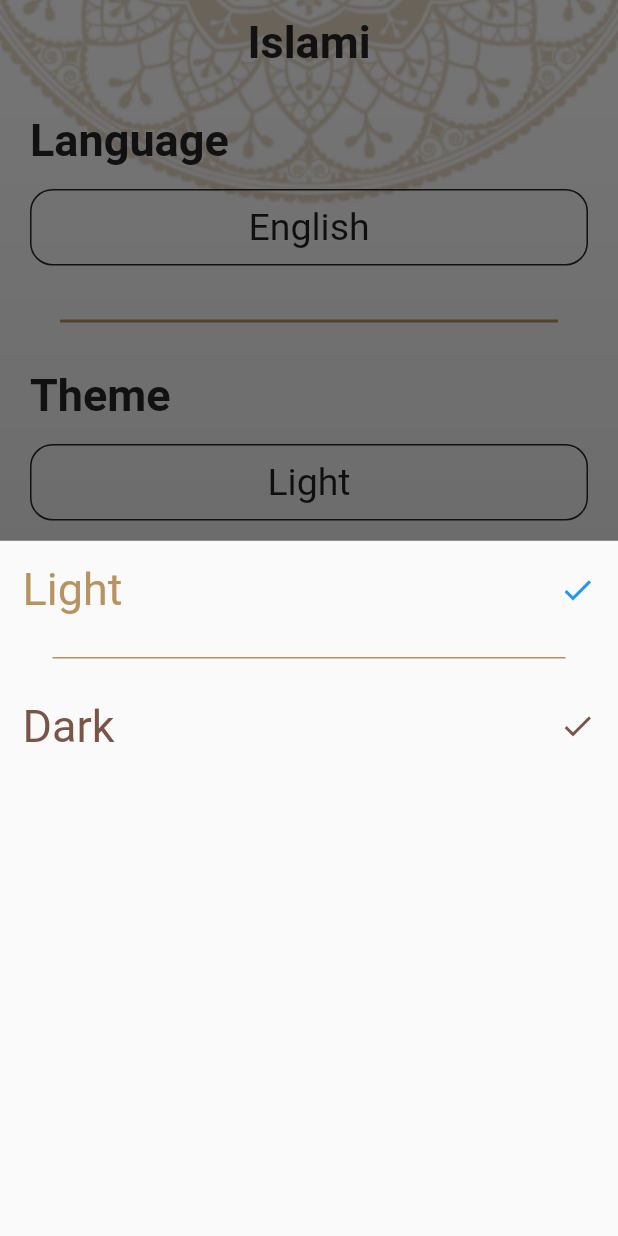
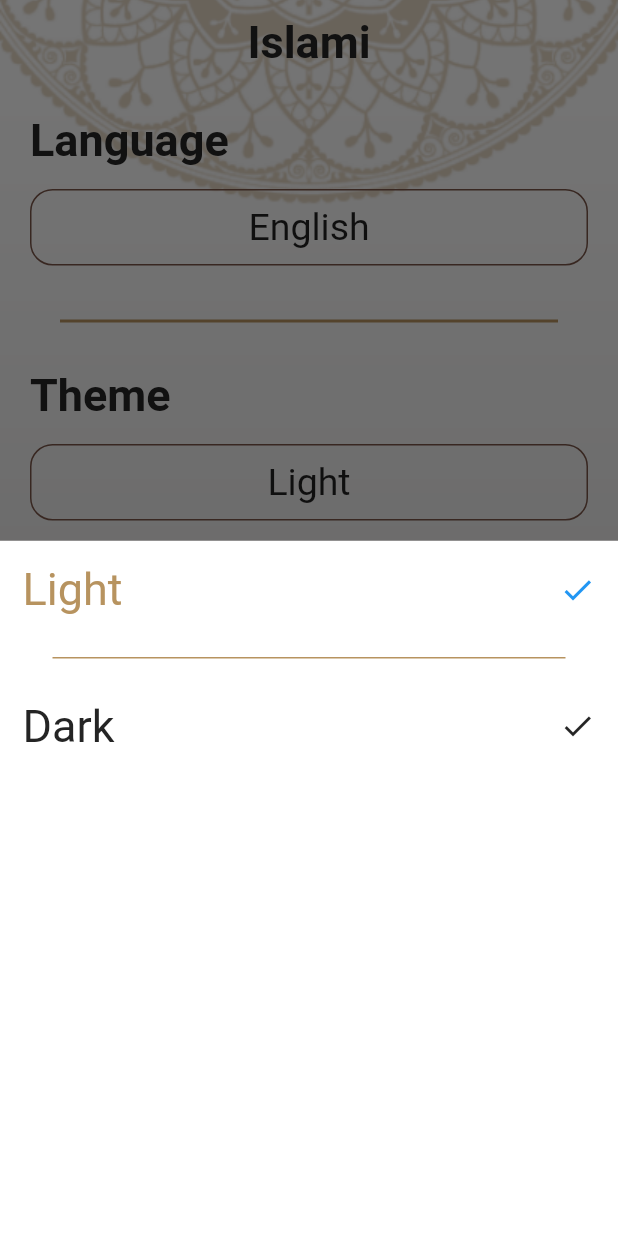
Before and after one commit to moustafaghonimi/Islami-App, a Flutter app: the screen it shows after launch, item 5 of the bottom bar chosen, after a tap on "Light", on a phone screen of 412 x 824 dp. Run offline on Flutter 3.47's test engine with Material 2 defaults, Android fonts, the phone set to English and light mode, and no system bars; generated files the repository leaves out were written again.

Commit message:
finish provider => switch (language & theme)

```diff
--- a/lib/home/homeScreen.dart
+++ b/lib/home/homeScreen.dart
@@ -6,6 +6,9 @@ import 'package:islami_app/home/tabs/sebhaScreen.dart';
 import 'package:islami_app/home/tabs/settings/setting_tab.dart';
 import 'package:islami_app/my_them.dart';
 import 'package:flutter_gen/gen_l10n/app_localizations.dart';
+import 'package:provider/provider.dart';
+
+import '../providers/myProvider.dart';
 
 class HomeScreen extends StatefulWidget {
   static const String routeName = 'home';
@@ -19,10 +22,12 @@ class _HomeScreenState extends State<HomeScreen> {
 
   @override
   Widget build(BuildContext context) {
+    var provider = Provider.of<Myprovider>(context);
+
     return Stack(
       children: [
         Image.asset(
-          'assets/images/background.png',
+         provider.changeBG(),
           width: double.infinity,
           fit: BoxFit.fitWidth,
         ),
--- a/lib/home/tabs/radioScreen.dart
+++ b/lib/home/tabs/radioScreen.dart
@@ -1,4 +1,6 @@
 import 'package:flutter/material.dart';
+import 'package:islami_app/providers/myProvider.dart';
+import 'package:provider/provider.dart';
 
 import '../../my_them.dart';
 import 'package:flutter_gen/gen_l10n/app_localizations.dart';
@@ -8,6 +10,7 @@ class RadioScreen extends StatelessWidget {
 
   @override
   Widget build(BuildContext context) {
+    var provider=Provider.of<Myprovider>(context);
     return SingleChildScrollView(
       child: Column(
         children: [
@@ -60,4 +63,5 @@ class RadioScreen extends StatelessWidget {
       ),
     );
   }
+
 }
--- a/lib/home/tabs/sebhaScreen.dart
+++ b/lib/home/tabs/sebhaScreen.dart
@@ -87,7 +87,9 @@ class _SebhaScreenState extends State<SebhaScreen> {
             SizedBox(
               height: 22,
             ),
-            Container(
+            InkWell(
+              onTap: () =>  calcTabAtBtn(),
+              child: Container(
                 padding: EdgeInsets.symmetric(horizontal: 20),
                 decoration: BoxDecoration(
                   color: MyThemeData.colorGold,
@@ -98,6 +100,7 @@ class _SebhaScreenState extends State<SebhaScreen> {
                   dowa[indexOfDowa],
                   style: Theme.of(context).textTheme.headline1?.copyWith(
                       fontWeight: FontWeight.normal, color: Colors.white),
+                ),
               ),
             )
           ],
--- a/lib/home/tabs/settings/setting_tab.dart
+++ b/lib/home/tabs/settings/setting_tab.dart
@@ -1,5 +1,9 @@
 import 'package:flutter/material.dart';
 import 'package:islami_app/home/tabs/settings/themBottomSheet.dart';
+import 'package:islami_app/my_them.dart';
+import 'package:islami_app/providers/myProvider.dart';
+import 'package:provider/provider.dart';
+import 'package:flutter_gen/gen_l10n/app_localizations.dart';
 
 import 'langBottomSheet.dart';
 
@@ -8,13 +12,14 @@ class Setting extends StatelessWidget {
 
   @override
   Widget build(BuildContext context) {
+    var provider=Provider.of<Myprovider>(context);
     return Container(
       padding: EdgeInsets.all(20),
       child: Column(
         crossAxisAlignment: CrossAxisAlignment.start,
         children: [
           Text(
-            'Language',
+            AppLocalizations.of(context)!.language,
             style: Theme.of(context).textTheme.headline1,
           ),
           SizedBox(
@@ -34,7 +39,7 @@ class Setting extends StatelessWidget {
               padding: EdgeInsets.all(10),
               width: double.infinity,
               child: Text(
-                'English',
+                provider.langCode=='en'?'English':'العربيه',
                 style: TextStyle(fontSize: 25),
                 textAlign: TextAlign.center,
               ),
@@ -54,7 +59,7 @@ class Setting extends StatelessWidget {
             height: 30,
           ),
           Text(
-            'Theme',
+            AppLocalizations.of(context)!.theme,
             style: Theme.of(context).textTheme.headline1,
           ),
           SizedBox(
@@ -74,7 +79,7 @@ class Setting extends StatelessWidget {
               padding: EdgeInsets.all(10),
               width: double.infinity,
               child: Text(
-                'Light',
+                provider.themeMode==ThemeMode.light?'Light':'Dark',
                 style: TextStyle(fontSize: 25),
                 textAlign: TextAlign.center,
               ),
@@ -85,12 +90,14 @@ class Setting extends StatelessWidget {
     );
   }
   void ShowButtomLangButtonScheat(BuildContext context){
-    showModalBottomSheet(context: context, builder: (context){
+    showModalBottomSheet(backgroundColor: Theme.of(context).colorScheme.secondary,context: context, builder: (context){
+
     return LangBottomSheet();
     });
   }
   void ShowButtomThemeButtonScheat(BuildContext context){
-    showModalBottomSheet(context: context, builder: (context){
+    showModalBottomSheet(backgroundColor: Theme.of(context).colorScheme.secondary,context: context, builder: (context){
+
     return ThemBottomSheet();
     });
   }
--- a/lib/home/tabs/settings/themBottomSheet.dart
+++ b/lib/home/tabs/settings/themBottomSheet.dart
@@ -1,15 +1,23 @@
 import 'package:flutter/material.dart';
+import 'package:islami_app/providers/myProvider.dart';
+import 'package:provider/provider.dart';
 
 class ThemBottomSheet extends StatelessWidget {
   const ThemBottomSheet({Key? key}) : super(key: key);
 
   @override
   Widget build(BuildContext context) {
+    var provider=Provider.of<Myprovider>(context);
     return Padding(
       padding: const EdgeInsets.all(15.0),
       child: Column(
         children: [
-          ThemegItem(context,'Light',true),
+          InkWell(
+              onTap: () {
+                provider.cangeTheme( ThemeMode.light);
+                Navigator.pop(context);
+              },
+              child: ThemegItem(context,'Light',provider.themeMode==ThemeMode.light?true:false)),
 
           SizedBox(
             height: 20,
@@ -23,7 +31,12 @@ class ThemBottomSheet extends StatelessWidget {
           SizedBox(
             height: 20,
           ),
-          ThemegItem(context,'Dark',false),
+          InkWell(
+              onTap: () {
+                provider.cangeTheme(ThemeMode.dark);
+                Navigator.pop(context);
+              },
+              child: ThemegItem(context,'Dark',provider.themeMode==ThemeMode.dark?true:false)),
         ],
       ),
     );
@@ -37,14 +50,14 @@ class ThemBottomSheet extends StatelessWidget {
           style: Theme.of(context).textTheme.subtitle1?.copyWith(
             color: isSelected
                 ? Theme.of(context).colorScheme.primary
-                : Theme.of(context).colorScheme.secondary,
+                : Theme.of(context).colorScheme.onPrimary,
           ),
         ),
         Icon(
           Icons.done,
           color: isSelected
               ? Colors.blue
-              : Theme.of(context).colorScheme.secondary,
+              : Theme.of(context).colorScheme.onPrimary,
         )
       ],
     );
--- a/lib/l10n/app_ar.arb
+++ b/lib/l10n/app_ar.arb
@@ -7,6 +7,8 @@
   "quran": "القران",
   "sebha": "السبحه",
   "radio": "الراديو",
-  "setting":"الاعدادت"
+  "setting":"الاعدادت",
+  "language": "اللغه",
+  "theme": "السمه"
 
 }
--- a/lib/l10n/app_en.arb
+++ b/lib/l10n/app_en.arb
@@ -7,5 +7,7 @@
   "quran": "Quran",
   "sebha": "Sebha",
   "radio": "Radio",
-  "setting":"Setting"
+  "setting":"Setting",
+  "language": "Language",
+  "theme": "Theme"
 }
--- a/lib/main.dart
+++ b/lib/main.dart
@@ -1,5 +1,7 @@
 import 'package:flutter/material.dart';
 import 'package:islami_app/my_them.dart';
+import 'package:islami_app/providers/myProvider.dart';
+import 'package:provider/provider.dart';
 
 import 'home/ahades_detailes/ahadesDetailes.dart';
 import 'home/homeScreen.dart';
@@ -8,8 +10,18 @@ import 'package:flutter_localizations/flutter_localizations.dart';
 import 'package:flutter_gen/gen_l10n/app_localizations.dart';
 
 void main() {
-  runApp(
-    MaterialApp(
+  runApp(ChangeNotifierProvider(
+      create: (context) => Myprovider(), child: MyApp()));
+}
+
+class MyApp extends StatelessWidget {
+  const MyApp({Key? key}) : super(key: key);
+
+  @override
+  Widget build(BuildContext context) {
+    var provider = Provider.of<Myprovider>(context);
+
+    return MaterialApp(
       localizationsDelegates: [
         AppLocalizations.delegate, // Add this line
         GlobalMaterialLocalizations.delegate,
@@ -20,16 +32,17 @@ void main() {
         Locale('en', ''), // English, no country code
         Locale('ar', ''), // Spanish, no country code
       ],
+      locale: Locale(provider.langCode),
       debugShowCheckedModeBanner: false,
       initialRoute: HomeScreen.routeName,
       routes: {
         HomeScreen.routeName: (c) => HomeScreen(),
         SuraDetiles.routeName: (c) => SuraDetiles(),
-        AhadesDetails.routeName:(c)=>AhadesDetails(),
+        AhadesDetails.routeName: (c) => AhadesDetails(),
       },
       theme: MyThemeData.lightTheme,
       darkTheme: MyThemeData.darkTheme,
-      themeMode: ThemeMode.light,
-    ),
-  );
+      themeMode: provider.themeMode,
+    );
+  }
 }
--- /dev/null
+++ b/lib/providers/myProvider.dart
@@ -0,0 +1,26 @@
+import 'package:flutter/cupertino.dart';
+import 'package:flutter/material.dart';
+
+class Myprovider extends ChangeNotifier{
+  String langCode='en';
+  ThemeMode themeMode=ThemeMode.light;
+
+  void langIsoCode(String isoCode)
+  {
+    langCode=isoCode;
+    notifyListeners();
+  }
+  void cangeTheme( ThemeMode mode){
+    themeMode=mode;
+  notifyListeners();
+  }
+  String changeBG(){
+    if(themeMode==ThemeMode.light){
+      return  'assets/images/background.png';
+    }
+    else{
+      return 'assets/images/dark_bg.png';
+    }
+  }
+
+}
--- a/pubspec.yaml
+++ b/pubspec.yaml
@@ -37,6 +37,7 @@ dependencies:
   # The following adds the Cupertino Icons font to your application.
   # Use with the CupertinoIcons class for iOS style icons.
   cupertino_icons: ^1.0.2
+  provider: ^6.0.4
 
 dev_dependencies:
   flutter_test:
```
Also changed, not shown: lib/home/ahades_detailes/ahadesDetailes.dart (+6 -2 lines), lib/home/sura_detailes/sura_details.dart (+7 -2 lines), lib/home/tabs/settings/langBottomSheet.dart (+19 -6 lines), lib/my_them.dart (+5 -5 lines), assets/images/2.0x/dark_bg@2x.png (added), assets/images/3.0x/dark_bg@3x.png (added), assets/images/dark_bg.png (added), pubspec.lock. Lines whose indentation alone changed are shown as unchanged.
